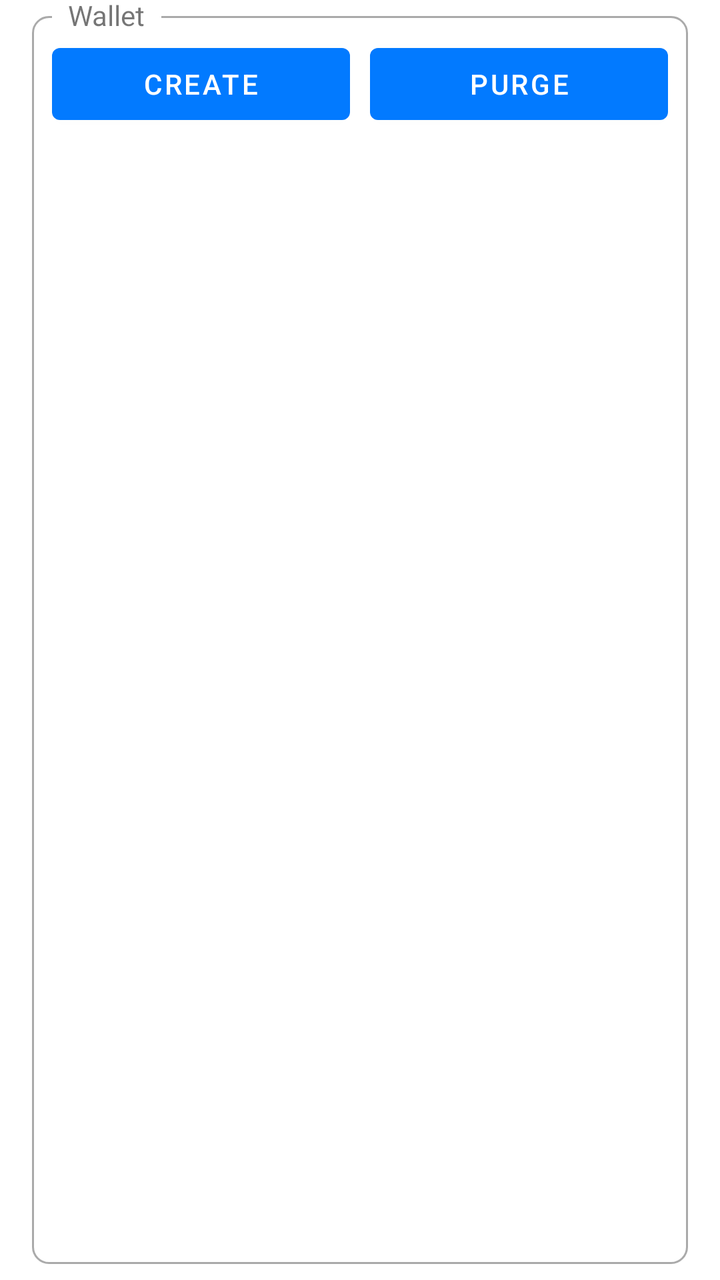
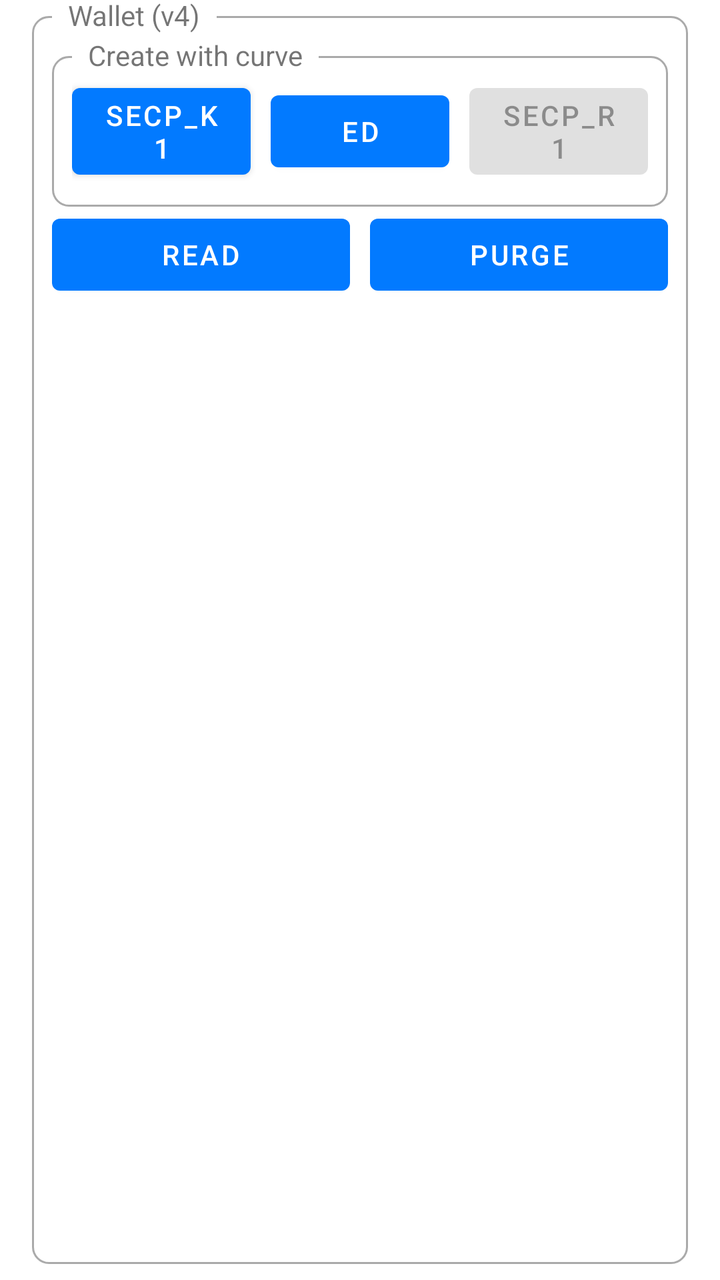

Two renders of the same Android screen: before a commit and after it. Below are the layout's source before the change and the commit's diff.
<!-- AndroidManifest.xml: application theme AppTheme -->
<!-- res/layout/wallet.xml -->
<?xml version="1.0" encoding="utf-8"?>
<FrameLayout xmlns:android="http://schemas.android.com/apk/res/android"
    xmlns:tools="http://schemas.android.com/tools"
    android:layout_width="match_parent"
    android:layout_height="wrap_content"
    android:clipToPadding="false"
    android:paddingStart="@dimen/box_padding_horizontal"
    android:paddingTop="@dimen/box_padding_vertical"
    android:paddingEnd="@dimen/box_padding_horizontal"
    android:paddingBottom="@dimen/box_padding_vertical">

    <FrameLayout
        android:layout_width="match_parent"
        android:layout_height="match_parent"
        android:background="@drawable/rounded_corner" />

    <TextView
        android:layout_width="wrap_content"
        android:layout_height="wrap_content"
        android:background="@android:color/background_light"
        android:paddingStart="8dp"
        android:paddingEnd="8dp"
        android:text="Wallet"
        android:translationX="10dp"
        android:translationY="-10dp" />

    <LinearLayout
        android:id="@+id/contentContainer"
        android:layout_width="match_parent"
        android:layout_height="match_parent"
        android:layout_margin="10dp"
        android:orientation="vertical">

        <LinearLayout
            android:layout_width="match_parent"
            android:layout_height="wrap_content"
            android:gravity="center"
            android:orientation="horizontal">

            <Button
                android:id="@+id/btnCreateWallet"
                android:layout_width="0dp"
                android:layout_height="wrap_content"
                android:layout_weight="1"
                android:text="Create" />

            <View
                android:layout_width="10dp"
                android:layout_height="1dp" />

            <Button
                android:id="@+id/btnPurgeWallet"
                android:layout_width="0dp"
                android:layout_height="wrap_content"
                android:layout_weight="1"
                android:text="Purge" />

        </LinearLayout>

        <LinearLayout
            android:id="@+id/walletIndexesContainer"
            android:layout_width="match_parent"
            android:layout_height="wrap_content"
            android:orientation="horizontal"
            android:visibility="gone"
            tools:visibility="visible">

            <com.google.android.material.slider.Slider
                android:id="@+id/sliderWallet"
                android:layout_width="0dp"
                android:layout_height="wrap_content"
                android:layout_weight="1" />

            <TextView
                android:id="@+id/tvWalletIndex"
                android:layout_width="wrap_content"
                android:layout_height="wrap_content"
                android:layout_marginStart="8dp"
                android:layout_gravity="center"
                android:layout_marginEnd="8dp" />

        </LinearLayout>

    </LinearLayout>

</FrameLayout>
<!-- resources referenced by this layout -->
<resources>
  <dimen name="box_padding_horizontal">16dp</dimen>
  <dimen name="box_padding_vertical">8dp</dimen>
  <!-- drawable rounded_corner (drawable) -->
  <?xml version="1.0" encoding="utf-8"?>
  <shape xmlns:android="http://schemas.android.com/apk/res/android">
      <stroke
          android:width="1dp"
          android:color="@android:color/darker_gray" />
  
      <solid android:color="@android:color/transparent" />
  
      <padding
          android:bottom="5dp"
          android:left="5dp"
          android:right="5dp"
          android:top="5dp" />
  
      <corners android:radius="8dp" />
  </shape>
  <style name="AppTheme" parent="Theme.MaterialComponents.Light.NoActionBar">
          
          <item name="colorPrimary">@color/colorPrimary</item>
          <item name="colorPrimaryDark">@color/colorPrimaryDark</item>
          <item name="colorAccent">@color/colorAccent</item>
          <item name="android:windowBackground">@android:color/background_light</item>
      </style>
  <color name="colorPrimary">#027aff</color>
  <color name="colorPrimaryDark">#027AFF</color>
  <color name="colorAccent">#027AFF</color>
</resources>

<!-- the commit's change to res/layout/wallet.xml (unified diff, before → after) -->
@@ -20,7 +20,7 @@
         android:background="@android:color/background_light"
         android:paddingStart="8dp"
         android:paddingEnd="8dp"
-        android:text="Wallet"
+        android:text="Wallet (v4)"
         android:translationX="10dp"
         android:translationY="-10dp" />
 
@@ -29,33 +29,8 @@
         android:layout_width="match_parent"
         android:layout_height="match_parent"
         android:layout_margin="10dp"
-        android:orientation="vertical">
-
-        <LinearLayout
-            android:layout_width="match_parent"
-            android:layout_height="wrap_content"
-            android:gravity="center"
-            android:orientation="horizontal">
-
-            <Button
-                android:id="@+id/btnCreateWallet"
-                android:layout_width="0dp"
-                android:layout_height="wrap_content"
-                android:layout_weight="1"
-                android:text="Create" />
-
-            <View
-                android:layout_width="10dp"
-                android:layout_height="1dp" />
-
-            <Button
-                android:id="@+id/btnPurgeWallet"
-                android:layout_width="0dp"
-                android:layout_height="wrap_content"
-                android:layout_weight="1"
-                android:text="Purge" />
-
-        </LinearLayout>
+        android:orientation="vertical"
+        android:visibility="visible">
 
         <LinearLayout
             android:id="@+id/walletIndexesContainer"
@@ -75,9 +50,97 @@
                 android:id="@+id/tvWalletIndex"
                 android:layout_width="wrap_content"
                 android:layout_height="wrap_content"
+                android:layout_gravity="center"
                 android:layout_marginStart="8dp"
-                android:layout_gravity="center"
                 android:layout_marginEnd="8dp" />
+
+        </LinearLayout>
+
+        <FrameLayout
+            android:layout_width="match_parent"
+            android:layout_height="wrap_content">
+
+            <FrameLayout
+                android:layout_width="match_parent"
+                android:layout_height="match_parent"
+                android:layout_marginTop="10dp"
+                android:background="@drawable/rounded_corner" />
+
+            <TextView
+                android:layout_width="wrap_content"
+                android:layout_height="wrap_content"
+                android:background="@android:color/background_light"
+                android:paddingStart="8dp"
+                android:paddingEnd="8dp"
+                android:text="Create with curve"
+                android:translationX="10dp" />
+
+            <LinearLayout
+                android:layout_width="match_parent"
+                android:layout_height="wrap_content"
+                android:layout_marginTop="10dp"
+                android:gravity="center"
+                android:orientation="horizontal"
+                android:padding="10dp">
+
+                <Button
+                    android:id="@+id/btnCreateWalletSecpK1"
+                    android:layout_width="0dp"
+                    android:layout_height="wrap_content"
+                    android:layout_weight="1"
+                    android:text="Secp_K1" />
+
+                <View
+                    android:layout_width="10dp"
+                    android:layout_height="1dp" />
+
+                <Button
+                    android:id="@+id/btnCreateWalletEdwards"
+                    android:layout_width="0dp"
+                    android:layout_height="wrap_content"
+                    android:layout_weight="1"
+                    android:text="Ed" />
+
+                <View
+                    android:layout_width="10dp"
+                    android:layout_height="1dp" />
+
+                <Button
+                    android:id="@+id/btnCreateWalletSecpR1"
+                    android:layout_width="0dp"
+                    android:layout_height="wrap_content"
+                    android:layout_weight="1"
+                    android:enabled="false"
+                    android:text="Secp_R1" />
+
+            </LinearLayout>
+
+        </FrameLayout>
+
+
+        <LinearLayout
+            android:layout_width="match_parent"
+            android:layout_height="wrap_content"
+            android:gravity="center"
+            android:orientation="horizontal">
+
+            <Button
+                android:id="@+id/btnReadWallet"
+                android:layout_width="0dp"
+                android:layout_height="wrap_content"
+                android:layout_weight="1"
+                android:text="Read" />
+
+            <View
+                android:layout_width="10dp"
+                android:layout_height="1dp" />
+
+            <Button
+                android:id="@+id/btnPurgeWallet"
+                android:layout_width="0dp"
+                android:layout_height="wrap_content"
+                android:layout_weight="1"
+                android:text="Purge" />
 
         </LinearLayout>
 
